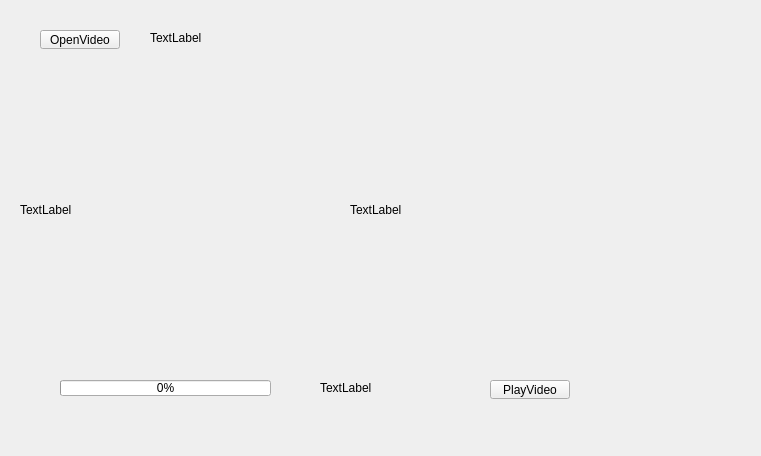
This is qt/ZET_PRO/subform_one.ui in bdus/programpractice as Qt 5 draws it before an edit. The edited form follows.
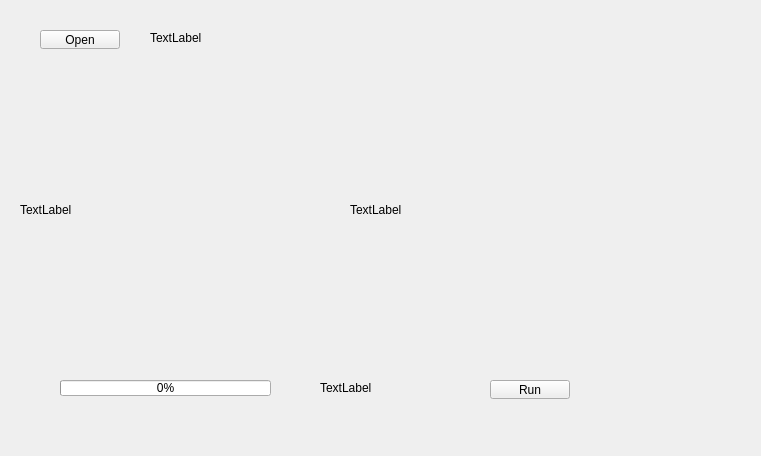
This is the edited form.

What changed in the file:
```diff
--- a/qt/ZET_PRO/subform_one.ui
+++ b/qt/ZET_PRO/subform_one.ui
@@ -23,7 +23,7 @@
     </rect>
    </property>
    <property name="text">
-    <string>PlayVideo</string>
+    <string>Run</string>
    </property>
   </widget>
   <widget class="QLabel" name="label_src">
@@ -81,7 +81,7 @@
     </rect>
    </property>
    <property name="text">
-    <string>OpenVideo</string>
+    <string>Open</string>
    </property>
   </widget>
   <widget class="QLabel" name="label_path">
```
